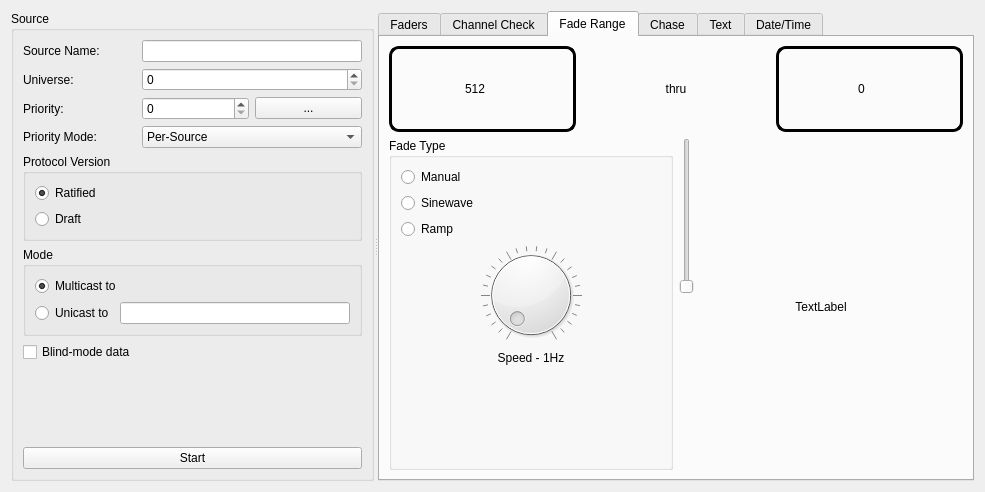
Above: ui/transmitwindow.ui from docsteer/sacnview before the change. Below: the same form after it.
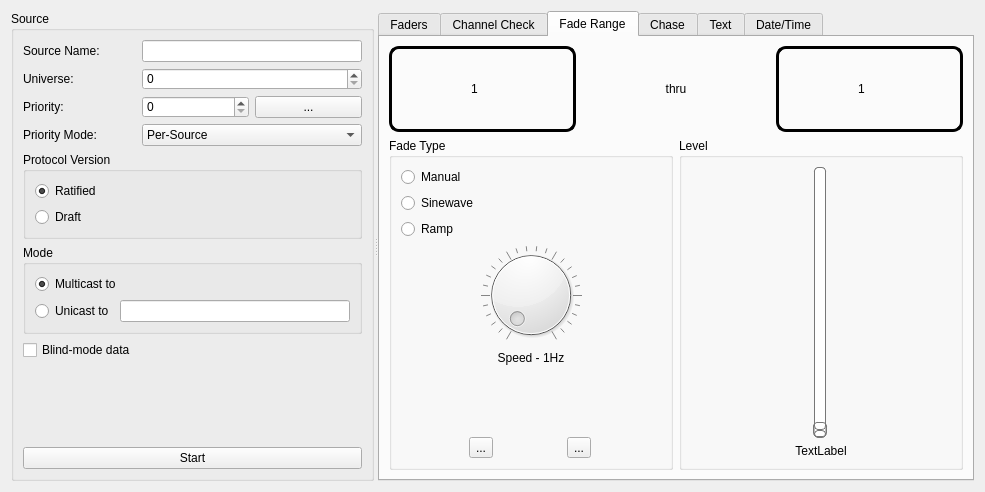
That is the form after the change. The open tabs and pages were chosen to show the change. Icons and pictures are not drawn.

Diff of the .ui file:
```diff
--- a/ui/transmitwindow.ui
+++ b/ui/transmitwindow.ui
@@ -17,6 +17,99 @@
    <iconset resource="../res/resources.qrc">
     <normaloff>:/icons/transmit.png</normaloff>:/icons/transmit.png</iconset>
   </property>
+  <property name="styleSheet">
+   <string notr="true">QSlider::groove:horizontal {
+border: 1px solid #bbb;
+background: white;
+height: 10px;
+border-radius: 4px;
+}
+
+QSlider::groove:vertical {
+border: 1px solid #bbb;
+background: white;
+width: 10px;
+border-radius: 4px;
+}
+
+QSlider::sub-page:horizontal {
+background: qlineargradient(x1: 0, y1: 0,    x2: 0, y2: 1,
+    stop: 0 #66e, stop: 1 #bbf);
+background: qlineargradient(x1: 0, y1: 0.2, x2: 1, y2: 1,
+    stop: 0 #bbf, stop: 1 #55f);
+border: 1px solid #777;
+height: 10px;
+border-radius: 4px;
+}
+
+
+QSlider::add-page:vertical {
+background: qlineargradient(x1: 0, y1: 0,    x2: 0, y2: 1,
+    stop: 0 #66e, stop: 1 #bbf);
+background: qlineargradient(x1: 0, y1: 0.2, x2: 1, y2: 1,
+    stop: 0 #bbf, stop: 1 #55f);
+border: 1px solid #777;
+width: 10px;
+border-radius: 4px;
+}
+
+QSlider::add-page:horizontal {
+background: #fff;
+border: 1px solid #777;
+height: 10px;
+border-radius: 4px;
+}
+
+QSlider::sub-page:vertical {
+background: #fff;
+border: 1px solid #777;
+width: 10px;
+border-radius: 4px;
+}
+
+QSlider::handle:horizontal {
+background: qlineargradient(x1:0, y1:0, x2:1, y2:1,
+    stop:0 #eee, stop:1 #ccc);
+border: 1px solid #777;
+width: 13px;
+margin-top: -2px;
+margin-bottom: -2px;
+border-radius: 4px;
+}
+
+QSlider::handle:vertical {
+background: qlineargradient(x1:0, y1:0, x2:1, y2:1,
+    stop:0 #eee, stop:1 #ccc);
+border: 1px solid #777;
+height: 13px;
+margin-left: -2px;
+margin-right: -2px;
+border-radius: 4px;
+}
+
+QSlider::handle:hover {
+background: qlineargradient(x1:0, y1:0, x2:1, y2:1,
+    stop:0 #fff, stop:1 #ddd);
+border: 1px solid #444;
+border-radius: 4px;
+}
+
+QSlider::sub-page:disabled {
+background: #bbb;
+border-color: #999;
+}
+
+QSlider::add-page:disabled {
+background: #eee;
+border-color: #999;
+}
+
+QSlider::handle:disabled {
+background: #eee;
+border: 1px solid #aaa;
+border-radius: 4px;
+}</string>
+  </property>
   <layout class="QHBoxLayout" name="horizontalLayout">
    <item>
     <widget class="QSplitter" name="splitter">
@@ -414,7 +507,7 @@
              <number>512</number>
             </property>
             <property name="value">
-             <number>512</number>
+             <number>1</number>
             </property>
            </widget>
           </item>
@@ -452,6 +545,9 @@
             <property name="alignment">
              <set>Qt::AlignCenter</set>
             </property>
+            <property name="value">
+             <number>1</number>
+            </property>
            </widget>
           </item>
          </layout>
@@ -518,42 +614,64 @@
                </property>
               </spacer>
              </item>
+             <item>
+              <layout class="QHBoxLayout" name="horizontalLayout_8">
+               <item>
+                <widget class="QToolButton" name="btnFxStart">
+                 <property name="text">
+                  <string>...</string>
+                 </property>
+                 <property name="icon">
+                  <iconset resource="../res/resources.qrc">
+                   <normaloff>:/icons/play.png</normaloff>:/icons/play.png</iconset>
+                 </property>
+                </widget>
+               </item>
+               <item>
+                <widget class="QToolButton" name="btnFxPause">
+                 <property name="text">
+                  <string>...</string>
+                 </property>
+                 <property name="icon">
+                  <iconset resource="../res/resources.qrc">
+                   <normaloff>:/icons/pause.png</normaloff>:/icons/pause.png</iconset>
+                 </property>
+                </widget>
+               </item>
+              </layout>
+             </item>
             </layout>
            </widget>
           </item>
           <item>
-           <layout class="QVBoxLayout" name="verticalLayout_3">
-            <item>
-             <widget class="QSlider" name="verticalSlider">
-              <property name="orientation">
-               <enum>Qt::Vertical</enum>
-              </property>
-             </widget>
-            </item>
-            <item>
-             <widget class="QLabel" name="label_7">
-              <property name="text">
-               <string>TextLabel</string>
-              </property>
-              <property name="alignment">
-               <set>Qt::AlignCenter</set>
-              </property>
-             </widget>
-            </item>
-            <item>
-             <spacer name="verticalSpacer_4">
-              <property name="orientation">
-               <enum>Qt::Vertical</enum>
-              </property>
-              <property name="sizeHint" stdset="0">
-               <size>
-                <width>20</width>
-                <height>40</height>
-               </size>
-              </property>
-             </spacer>
-            </item>
-           </layout>
+           <widget class="QGroupBox" name="groupBox">
+            <property name="title">
+             <string>Level</string>
+            </property>
+            <layout class="QVBoxLayout" name="verticalLayout_3">
+             <item>
+              <layout class="QHBoxLayout" name="horizontalLayout_7">
+               <item>
+                <widget class="QSlider" name="slFadeLevel">
+                 <property name="orientation">
+                  <enum>Qt::Vertical</enum>
+                 </property>
+                </widget>
+               </item>
+              </layout>
+             </item>
+             <item>
+              <widget class="QLabel" name="lblFadeLevel">
+               <property name="text">
+                <string>TextLabel</string>
+               </property>
+               <property name="alignment">
+                <set>Qt::AlignCenter</set>
+               </property>
+              </widget>
+             </item>
+            </layout>
+           </widget>
           </item>
          </layout>
         </item>
```
Left out of the diff: 12 changed lines with no effect on the pictures.
